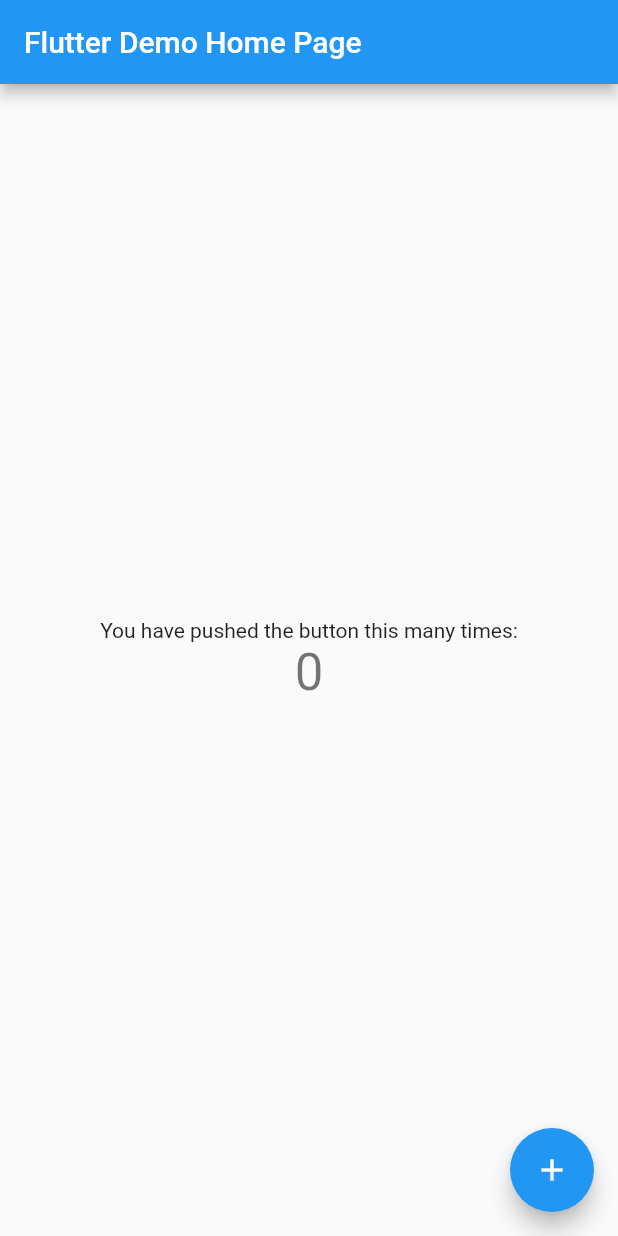
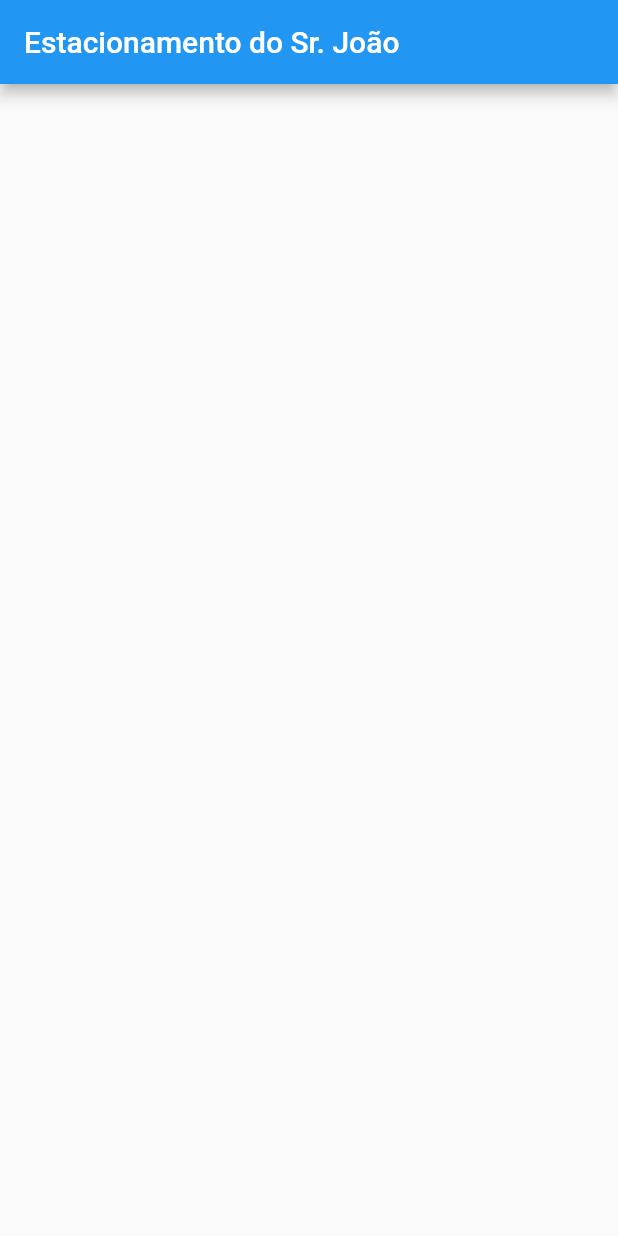
Before and after one commit to SabrineMaachado/mobify, a Flutter app: the screen it shows after launch, on a phone screen of 412 x 824 dp. Run offline on Flutter 3.47's test engine with Material 2 defaults, Android fonts, the phone set to English and light mode, and no system bars.

Commit message:
feat: service structure and screens

```diff
--- a/mobify/lib/main.dart
+++ b/mobify/lib/main.dart
@@ -7,109 +7,67 @@
 class MyApp extends StatelessWidget {
   const MyApp({super.key});
 
-  // This widget is the root of your application.
   @override
   Widget build(BuildContext context) {
     return MaterialApp(
-      title: 'Flutter Demo',
+      title: 'Estacionamento do Sr. João',
       theme: ThemeData(
-        // This is the theme of your application.
-        //
-        // Try running your application with "flutter run". You'll see the
-        // application has a blue toolbar. Then, without quitting the app, try
-        // changing the primarySwatch below to Colors.green and then invoke
-        // "hot reload" (press "r" in the console where you ran "flutter run",
-        // or simply save your changes to "hot reload" in a Flutter IDE).
-        // Notice that the counter didn't reset back to zero; the application
-        // is not restarted.
         primarySwatch: Colors.blue,
       ),
-      home: const MyHomePage(title: 'Flutter Demo Home Page'),
+      home: HomeScreen(),
     );
   }
 }
 
-class MyHomePage extends StatefulWidget {
-  const MyHomePage({super.key, required this.title});
-
-  // This widget is the home page of your application. It is stateful, meaning
-  // that it has a State object (defined below) that contains fields that affect
-  // how it looks.
-
-  // This class is the configuration for the state. It holds the values (in this
-  // case the title) provided by the parent (in this case the App widget) and
-  // used by the build method of the State. Fields in a Widget subclass are
-  // always marked "final".
-
-  final String title;
-
-  @override
-  State<MyHomePage> createState() => _MyHomePageState();
-}
-
-class _MyHomePageState extends State<MyHomePage> {
-  int _counter = 0;
-
-  void _incrementCounter() {
-    setState(() {
-      // This call to setState tells the Flutter framework that something has
-      // changed in this State, which causes it to rerun the build method below
-      // so that the display can reflect the updated values. If we changed
-      // _counter without calling setState(), then the build method would not be
-      // called again, and so nothing would appear to happen.
-      _counter++;
-    });
-  }
-
+class HomeScreen extends StatelessWidget {
   @override
   Widget build(BuildContext context) {
-    // This method is rerun every time setState is called, for instance as done
-    // by the _incrementCounter method above.
-    //
-    // The Flutter framework has been optimized to make rerunning build methods
-    // fast, so that you can just rebuild anything that needs updating rather
-    // than having to individually change instances of widgets.
     return Scaffold(
       appBar: AppBar(
-        // Here we take the value from the MyHomePage object that was created by
-        // the App.build method, and use it to set our appbar title.
-        title: Text(widget.title),
+        title: Text('Estacionamento do Sr. João'),
       ),
-      body: Center(
-        // Center is a layout widget. It takes a single child and positions it
-        // in the middle of the parent.
-        child: Column(
-          // Column is also a layout widget. It takes a list of children and
-          // arranges them vertically. By default, it sizes itself to fit its
-          // children horizontally, and tries to be as tall as its parent.
-          //
-          // Invoke "debug painting" (press "p" in the console, choose the
-          // "Toggle Debug Paint" action from the Flutter Inspector in Android
-          // Studio, or the "Toggle Debug Paint" command in Visual Studio Code)
-          // to see the wireframe for each widget.
-          //
-          // Column has various properties to control how it sizes itself and
-          // how it positions its children. Here we use mainAxisAlignment to
-          // center the children vertically; the main axis here is the vertical
-          // axis because Columns are vertical (the cross axis would be
-          // horizontal).
-          mainAxisAlignment: MainAxisAlignment.center,
-          children: <Widget>[
-            const Text(
-              'You have pushed the button this many times:',
-            ),
-            Text(
-              '$_counter',
-              style: Theme.of(context).textTheme.headlineMedium,
-            ),
-          ],
-        ),
+      body: Column(
+        children: [
+          // Lista de Vagas de Estacionamento (use um ListView.builder)
+          // Botões "Entrada/Saída" e "Histórico"
+        ],
       ),
-      floatingActionButton: FloatingActionButton(
-        onPressed: _incrementCounter,
-        tooltip: 'Increment',
-        child: const Icon(Icons.add),
-      ), // This trailing comma makes auto-formatting nicer for build methods.
     );
   }
 }
+
+class EntryExitScreen extends StatelessWidget {
+  @override
+  Widget build(BuildContext context) {
+    return Scaffold(
+      appBar: AppBar(
+        title: Text('Registrar Entrada/Saída'),
+      ),
+      body: Column(
+        children: [
+          // Campo de Placa (use um TextField)
+          // Botões "Entrada" e "Saída"
+          // Informação da Vaga
+        ],
+      ),
+    );
+  }
+}
+
+class HistoryScreen extends StatelessWidget {
+  @override
+  Widget build(BuildContext context) {
+    return Scaffold(
+      appBar: AppBar(
+        title: Text('Histórico de Entradas/Saídas'),
+      ),
+      body: Column(
+        children: [
+          // Lista de Histórico (use um ListView.builder)
+          // Opção de Filtro (por data, etc.)
+          // Botão "Limpar Histórico"
+        ],
+      ),
+    );
+  }
+}
--- a/mobify/lib/pages/home_screen.dart
+++ b/mobify/lib/pages/home_screen.dart
@@ -0,0 +1,18 @@
+import 'package:flutter/material.dart';
+
+class HomeScreen extends StatelessWidget {
+  @override
+  Widget build(BuildContext context) {
+    return Scaffold(
+      appBar: AppBar(
+        title: Text('Estacionamento do Sr. João'),
+      ),
+      body: Column(
+        children: [
+          // Lista de Vagas de Estacionamento (use um ListView.builder)
+          // Botões "Entrada/Saída" e "Histórico"
+        ],
+      ),
+    );
+  }
+}
```
Also changed, not shown: mobify/lib/data/parking_data.dart (+10 -0 lines), mobify/lib/main_components/parking_app.dart (+22 -0 lines), mobify/lib/models/parking_spot_model.dart (+7 -0 lines), mobify/lib/models/vehicle_model.dart (+8 -0 lines), mobify/lib/pages/entry_exit_screen.dart (+19 -0 lines), mobify/lib/pages/history_screen.dart (+19 -0 lines).
